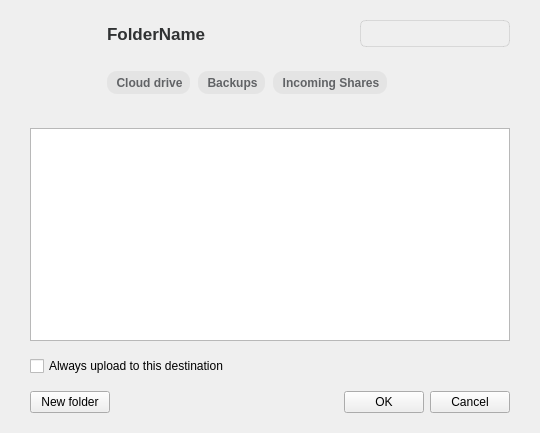
Above: src/MEGASync/gui/node_selector/gui/win/NodeSelectorTreeViewWidget.ui from meganz/MEGAsync before the change. Below: the same form after it.
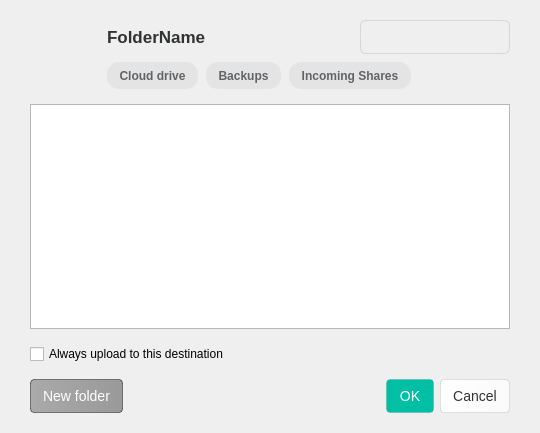
That is the form after the change. Icons and pictures are not drawn. Custom widgets are drawn as their Qt base class.

Commit message: some windows ui adjustments, colors, margins etc

What changed in the file:
```diff
--- a/src/MEGASync/gui/node_selector/gui/win/NodeSelectorTreeViewWidget.ui
+++ b/src/MEGASync/gui/node_selector/gui/win/NodeSelectorTreeViewWidget.ui
@@ -41,17 +41,20 @@
       <number>0</number>
      </property>
      <property name="bottomMargin">
-      <number>10</number>
+      <number>0</number>
      </property>
      <property name="horizontalSpacing">
       <number>2</number>
      </property>
+     <property name="verticalSpacing">
+      <number>8</number>
+     </property>
      <item row="0" column="10">
       <widget class="SearchLineEdit" name="leSearch">
        <property name="minimumSize">
         <size>
          <width>150</width>
-         <height>27</height>
+         <height>34</height>
         </size>
        </property>
        <property name="styleSheet">
@@ -60,7 +63,7 @@
 border-width:1px 1px 1px 1px;
 border-style:solid;
 border-color:rgba(0,0,0,0.1);
-min-height:25px;
+min-height:32px;
 }</string>
        </property>
        <property name="frameShape">
@@ -289,11 +292,11 @@
        <property name="styleSheet">
         <string notr="true">QToolButton
 {
-  border-radius: 10px;
+  border-radius: 12px;
   font-weight: 600;
-  height:20px;
-  padding-left:5px;
-  padding-right:3px;
+  height:24px;
+  padding-left:8px;
+  padding-right:8px;
   background-color: rgba(0, 0, 0, 0.05);
   color:#616366;
 }
@@ -325,6 +328,12 @@
         <property name="leftMargin">
          <number>0</number>
         </property>
+        <property name="topMargin">
+         <number>0</number>
+        </property>
+        <property name="bottomMargin">
+         <number>0</number>
+        </property>
         <item>
          <widget class="QToolButton" name="cloudDriveSearch">
           <property name="cursor">
@@ -480,7 +489,8 @@
           <string notr="true">QTreeView {
     show-decoration-selected: 1;
 	selection-background-color: #3393df;
-	 font-size: 12px;
+	 font-size: 14px;
+	font-weight:400;
  	qproperty-indentation: 18; 
 	outline:0;
 }
@@ -532,7 +542,8 @@
 {
 background: #FFFFFF;
 font-size: 12px;
-color:#576879;
+font-weight:400;
+color:#303233;
 padding-top: 2px;
 }
 
@@ -745,9 +756,20 @@
      <property name="maximumSize">
       <size>
        <width>16777215</width>
-       <height>26</height>
+       <height>35</height>
       </size>
      </property>
+     <property name="styleSheet">
+      <string notr="true">QPushButton
+{
+min-height:32px;
+padding-left:12px;
+padding-right:12px;
+font-size:14px;
+font-weight: 400;
+border-radius:4px;
+}</string>
+     </property>
      <layout class="QHBoxLayout" name="horizontalLayout">
       <property name="leftMargin">
        <number>0</number>
@@ -763,9 +785,39 @@
       </property>
       <item>
        <widget class="QPushButton" name="bNewFolder">
+        <property name="styleSheet">
+         <string notr="true">
+QPushButton
+{
+background-color:qlineargradient( x1:0 y1:0, x2:1 y2:0, stop:0 #AAAAAA, stop:1 #999999);
+color:#FFFFFF;
+border: 1px solid rgba(0, 0, 0, 0.44);
+}
+
+QPushButton:disabled
+{
+background-color: qlineargradient( x1:0 y1:0, x2:1 y2:0, stop:0 rgba(170, 170, 170, 0.3), stop:1 rgba(153, 153, 153, 0.3));
+border: 1px solid rgba(0, 0, 0, 0.15);
+}
+
+QPushButton::hover
+{
+background-color:qlineargradient( x1:0 y1:0, x2:1 y2:0, stop:0 #8D8D8D, stop:1 #7A7A7A);
+}</string>
+        </property>
         <property name="text">
          <string>New folder</string>
         </property>
+        <property name="icon">
+         <iconset resource="../../../Resources_win.qrc">
+          <normaloff>:/images/node_selector/plus.png</normaloff>:/images/node_selector/plus.png</iconset>
+        </property>
+        <property name="iconSize">
+         <size>
+          <width>16</width>
+          <height>16</height>
+         </size>
+        </property>
        </widget>
       </item>
       <item>
@@ -783,6 +835,26 @@
       </item>
       <item>
        <widget class="QPushButton" name="bOk">
+        <property name="styleSheet">
+         <string notr="true">QPushButton
+{
+background:#00BFA5;
+border: 1px solid rgba(0, 0, 0, 0.1);
+color:#FFFFFF;
+}
+
+QPushButton:disabled
+{
+background: rgba(0, 191, 165, 0.3);
+color:#FFFFFF;
+}
+
+QPushButton:hover
+{
+background: #00A787;
+color:#FFFFFF;
+}</string>
+        </property>
         <property name="text">
          <string>OK</string>
         </property>
@@ -790,6 +862,25 @@
       </item>
       <item>
        <widget class="QPushButton" name="bCancel">
+        <property name="styleSheet">
+         <string notr="true">QPushButton
+{
+background-color:qlineargradient( x1:0 y1:0, x2:1 y2:0, stop:0 #FFFFFF, stop:1 #FAFAFA);
+color:#333333;
+border: 1px solid rgba(0, 0, 0, 0.1);
+}
+
+QPushButton:disabled
+{
+color: rgba(51, 51, 51, 0.3);
+}
+
+QPushButton:hover
+{
+background-color:qlineargradient( x1:0 y1:0, x2:1 y2:0, stop:0 #FAFAFA, stop:1 #F2F2F2);
+color:#333333;
+}</string>
+        </property>
         <property name="text">
          <string>Cancel</string>
         </property>
```
Left out of the diff: 6 changed lines with no effect on the pictures. The commit also changes 28 other files.
